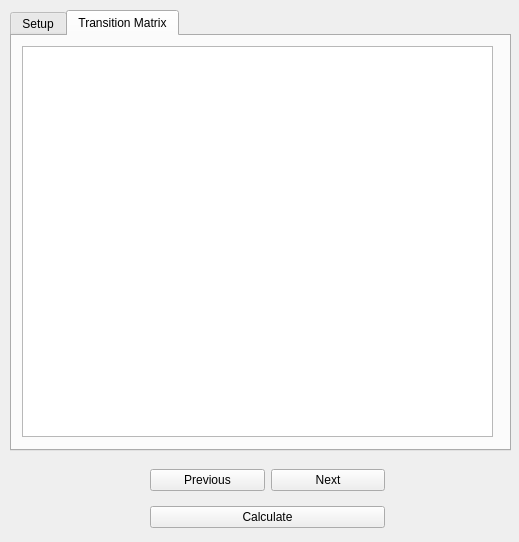
Above: LDMP/gui/DlgCalculateLC.ui from ConservationInternational/trends.earth before the change. Below: the same form after it.
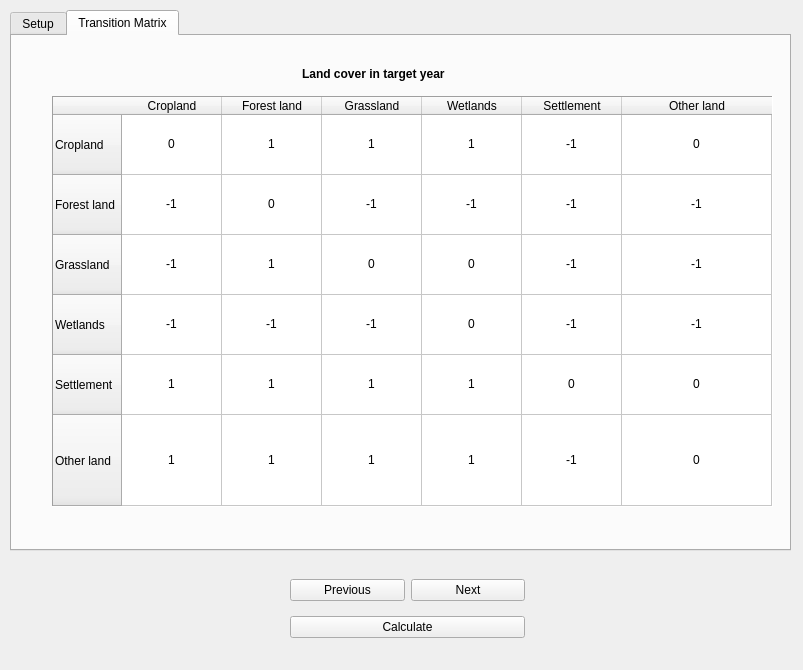
That is the form after the change. The open tabs and pages were chosen to show the change.

Commit message: Update lc form.

What changed in the file:
```diff
--- a/LDMP/gui/DlgCalculateLC.ui
+++ b/LDMP/gui/DlgCalculateLC.ui
@@ -6,8 +6,8 @@
    <rect>
     <x>0</x>
     <y>0</y>
-    <width>519</width>
-    <height>542</height>
+    <width>803</width>
+    <height>670</height>
    </rect>
   </property>
   <property name="sizePolicy">
@@ -24,8 +24,8 @@
     <rect>
      <x>10</x>
      <y>10</y>
-     <width>501</width>
-     <height>441</height>
+     <width>781</width>
+     <height>541</height>
     </rect>
    </property>
    <property name="tabShape">
@@ -423,14 +423,417 @@
     <attribute name="title">
      <string>Transition Matrix</string>
     </attribute>
-    <widget class="QTableView" name="TransitionMatrixView">
+    <widget class="QTableWidget" name="tableWidget">
      <property name="geometry">
       <rect>
-       <x>10</x>
-       <y>10</y>
-       <width>471</width>
-       <height>391</height>
+       <x>40</x>
+       <y>60</y>
+       <width>721</width>
+       <height>411</height>
       </rect>
+     </property>
+     <property name="autoFillBackground">
+      <bool>false</bool>
+     </property>
+     <property name="frameShape">
+      <enum>QFrame::Panel</enum>
+     </property>
+     <property name="frameShadow">
+      <enum>QFrame::Sunken</enum>
+     </property>
+     <property name="verticalScrollBarPolicy">
+      <enum>Qt::ScrollBarAsNeeded</enum>
+     </property>
+     <property name="gridStyle">
+      <enum>Qt::SolidLine</enum>
+     </property>
+     <property name="rowCount">
+      <number>6</number>
+     </property>
+     <property name="columnCount">
+      <number>6</number>
+     </property>
+     <attribute name="horizontalHeaderCascadingSectionResizes">
+      <bool>true</bool>
+     </attribute>
+     <attribute name="horizontalHeaderDefaultSectionSize">
+      <number>100</number>
+     </attribute>
+     <attribute name="horizontalHeaderStretchLastSection">
+      <bool>true</bool>
+     </attribute>
+     <attribute name="verticalHeaderDefaultSectionSize">
+      <number>60</number>
+     </attribute>
+     <attribute name="verticalHeaderStretchLastSection">
+      <bool>true</bool>
+     </attribute>
+     <row>
+      <property name="text">
+       <string>Cropland</string>
+      </property>
+     </row>
+     <row>
+      <property name="text">
+       <string>Forest land</string>
+      </property>
+     </row>
+     <row>
+      <property name="text">
+       <string>Grassland</string>
+      </property>
+     </row>
+     <row>
+      <property name="text">
+       <string>Wetlands</string>
+      </property>
+     </row>
+     <row>
+      <property name="text">
+       <string>Settlement</string>
+      </property>
+     </row>
+     <row>
+      <property name="text">
+       <string>Other land</string>
+      </property>
+     </row>
+     <column>
+      <property name="text">
+       <string>Cropland</string>
+      </property>
+     </column>
+     <column>
+      <property name="text">
+       <string>Forest land</string>
+      </property>
+     </column>
+     <column>
+      <property name="text">
+       <string>Grassland</string>
+      </property>
+     </column>
+     <column>
+      <property name="text">
+       <string>Wetlands</string>
+      </property>
+     </column>
+     <column>
+      <property name="text">
+       <string>Settlement</string>
+      </property>
+     </column>
+     <column>
+      <property name="text">
+       <string>Other land</string>
+      </property>
+     </column>
+     <item row="0" column="0">
+      <property name="text">
+       <string>0</string>
+      </property>
+      <property name="textAlignment">
+       <set>AlignHCenter|AlignVCenter|AlignCenter</set>
+      </property>
+     </item>
+     <item row="0" column="1">
+      <property name="text">
+       <string>1</string>
+      </property>
+      <property name="textAlignment">
+       <set>AlignHCenter|AlignVCenter|AlignCenter</set>
+      </property>
+     </item>
+     <item row="0" column="2">
+      <property name="text">
+       <string>1</string>
+      </property>
+      <property name="textAlignment">
+       <set>AlignHCenter|AlignVCenter|AlignCenter</set>
+      </property>
+     </item>
+     <item row="0" column="3">
+      <property name="text">
+       <string>1</string>
+      </property>
+      <property name="textAlignment">
+       <set>AlignHCenter|AlignVCenter|AlignCenter</set>
+      </property>
+     </item>
+     <item row="0" column="4">
+      <property name="text">
+       <string>-1</string>
+      </property>
+      <property name="textAlignment">
+       <set>AlignHCenter|AlignVCenter|AlignCenter</set>
+      </property>
+     </item>
+     <item row="0" column="5">
+      <property name="text">
+       <string>0</string>
+      </property>
+      <property name="textAlignment">
+       <set>AlignHCenter|AlignVCenter|AlignCenter</set>
+      </property>
+     </item>
+     <item row="1" column="0">
+      <property name="text">
+       <string>-1</string>
+      </property>
+      <property name="textAlignment">
+       <set>AlignHCenter|AlignVCenter|AlignCenter</set>
+      </property>
+     </item>
+     <item row="1" column="1">
+      <property name="text">
+       <string>0</string>
+      </property>
+      <property name="textAlignment">
+       <set>AlignHCenter|AlignVCenter|AlignCenter</set>
+      </property>
+     </item>
+     <item row="1" column="2">
+      <property name="text">
+       <string>-1</string>
+      </property>
+      <property name="textAlignment">
+       <set>AlignHCenter|AlignVCenter|AlignCenter</set>
+      </property>
+     </item>
+     <item row="1" column="3">
+      <property name="text">
+       <string>-1</string>
+      </property>
+      <property name="textAlignment">
+       <set>AlignHCenter|AlignVCenter|AlignCenter</set>
+      </property>
+     </item>
+     <item row="1" column="4">
+      <property name="text">
+       <string>-1</string>
+      </property>
+      <property name="textAlignment">
+       <set>AlignHCenter|AlignVCenter|AlignCenter</set>
+      </property>
+     </item>
+     <item row="1" column="5">
+      <property name="text">
+       <string>-1</string>
+      </property>
+      <property name="textAlignment">
+       <set>AlignHCenter|AlignVCenter|AlignCenter</set>
+      </property>
+     </item>
+     <item row="2" column="0">
+      <property name="text">
+       <string>-1</string>
+      </property>
+      <property name="textAlignment">
+       <set>AlignHCenter|AlignVCenter|AlignCenter</set>
+      </property>
+     </item>
+     <item row="2" column="1">
+      <property name="text">
+       <string>1</string>
+      </property>
+      <property name="textAlignment">
+       <set>AlignHCenter|AlignVCenter|AlignCenter</set>
+      </property>
+     </item>
+     <item row="2" column="2">
+      <property name="text">
+       <string>0</string>
+      </property>
+      <property name="textAlignment">
+       <set>AlignHCenter|AlignVCenter|AlignCenter</set>
+      </property>
+     </item>
+     <item row="2" column="3">
+      <property name="text">
+       <string>0</string>
+      </property>
+      <property name="textAlignment">
+       <set>AlignHCenter|AlignVCenter|AlignCenter</set>
+      </property>
+     </item>
+     <item row="2" column="4">
+      <property name="text">
+       <string>-1</string>
+      </property>
+      <property name="textAlignment">
+       <set>AlignHCenter|AlignVCenter|AlignCenter</set>
+      </property>
+     </item>
+     <item row="2" column="5">
+      <property name="text">
+       <string>-1</string>
+      </property>
+      <property name="textAlignment">
+       <set>AlignHCenter|AlignVCenter|AlignCenter</set>
+      </property>
+     </item>
+     <item row="3" column="0">
+      <property name="text">
+       <string>-1</string>
+      </property>
+      <property name="textAlignment">
+       <set>AlignHCenter|AlignVCenter|AlignCenter</set>
+      </property>
+     </item>
+     <item row="3" column="1">
+      <property name="text">
+       <string>-1</string>
+      </property>
+      <property name="textAlignment">
+       <set>AlignHCenter|AlignVCenter|AlignCenter</set>
+      </property>
+     </item>
+     <item row="3" column="2">
+      <property name="text">
+       <string>-1</string>
+      </property>
+      <property name="textAlignment">
+       <set>AlignHCenter|AlignVCenter|AlignCenter</set>
+      </property>
+     </item>
+     <item row="3" column="3">
+      <property name="text">
+       <string>0</string>
+      </property>
+      <property name="textAlignment">
+       <set>AlignHCenter|AlignVCenter|AlignCenter</set>
+      </property>
+     </item>
+     <item row="3" column="4">
+      <property name="text">
+       <string>-1</string>
+      </property>
+      <property name="textAlignment">
+       <set>AlignHCenter|AlignVCenter|AlignCenter</set>
+      </property>
+     </item>
+     <item row="3" column="5">
+      <property name="text">
+       <string>-1</string>
+      </property>
+      <property name="textAlignment">
+       <set>AlignHCenter|AlignVCenter|AlignCenter</set>
+      </property>
+     </item>
+     <item row="4" column="0">
+      <property name="text">
+       <string>1</string>
+      </property>
+      <property name="textAlignment">
+       <set>AlignHCenter|AlignVCenter|AlignCenter</set>
+      </property>
+     </item>
+     <item row="4" column="1">
+      <property name="text">
+       <string>1</string>
+      </property>
+      <property name="textAlignment">
+       <set>AlignHCenter|AlignVCenter|AlignCenter</set>
+      </property>
+     </item>
+     <item row="4" column="2">
+      <property name="text">
+       <string>1</string>
+      </property>
+      <property name="textAlignment">
+       <set>AlignHCenter|AlignVCenter|AlignCenter</set>
+      </property>
+     </item>
+     <item row="4" column="3">
+      <property name="text">
+       <string>1</string>
+      </property>
+      <property name="textAlignment">
+       <set>AlignHCenter|AlignVCenter|AlignCenter</set>
+      </property>
+     </item>
+     <item row="4" column="4">
+      <property name="text">
+       <string>0</string>
+      </property>
+      <property name="textAlignment">
+       <set>AlignHCenter|AlignVCenter|AlignCenter</set>
+      </property>
+     </item>
+     <item row="4" column="5">
+      <property name="text">
+       <string>0</string>
+      </property>
+      <property name="textAlignment">
+       <set>AlignHCenter|AlignVCenter|AlignCenter</set>
+      </property>
+     </item>
+     <item row="5" column="0">
+      <property name="text">
+       <string>1</string>
+      </property>
+      <property name="textAlignment">
+       <set>AlignHCenter|AlignVCenter|AlignCenter</set>
+      </property>
+     </item>
+     <item row="5" column="1">
+      <property name="text">
+       <string>1</string>
+      </property>
+      <property name="textAlignment">
+       <set>AlignHCenter|AlignVCenter|AlignCenter</set>
+      </property>
+     </item>
+     <item row="5" column="2">
+      <property name="text">
+       <string>1</string>
+      </property>
+      <property name="textAlignment">
+       <set>AlignHCenter|AlignVCenter|AlignCenter</set>
+      </property>
+     </item>
+     <item row="5" column="3">
+      <property name="text">
+       <string>1</string>
+      </property>
+      <property name="textAlignment">
+       <set>AlignHCenter|AlignVCenter|AlignCenter</set>
+      </property>
+     </item>
+     <item row="5" column="4">
+      <property name="text">
+       <string>-1</string>
+      </property>
+      <property name="textAlignment">
+       <set>AlignHCenter|AlignVCenter|AlignCenter</set>
+      </property>
+     </item>
+     <item row="5" column="5">
+      <property name="text">
+       <string>0</string>
+      </property>
+      <property name="textAlignment">
+       <set>AlignHCenter|AlignVCenter|AlignCenter</set>
+      </property>
+     </item>
+    </widget>
+    <widget class="QLabel" name="label_lc_target_year">
+     <property name="geometry">
+      <rect>
+       <x>290</x>
+       <y>30</y>
+       <width>221</width>
+       <height>16</height>
+      </rect>
+     </property>
+     <property name="font">
+      <font>
+       <weight>75</weight>
+       <bold>true</bold>
+      </font>
+     </property>
+     <property name="text">
+      <string>Land cover in target year </string>
      </property>
     </widget>
    </widget>
@@ -438,8 +841,8 @@
   <widget class="QWidget" name="layoutWidget_4">
    <property name="geometry">
     <rect>
-     <x>150</x>
-     <y>460</y>
+     <x>290</x>
+     <y>570</y>
      <width>235</width>
      <height>79</height>
     </rect>
```
Left out of the diff: 36 changed lines with no effect on the pictures. The commit also changes 3 other files.
